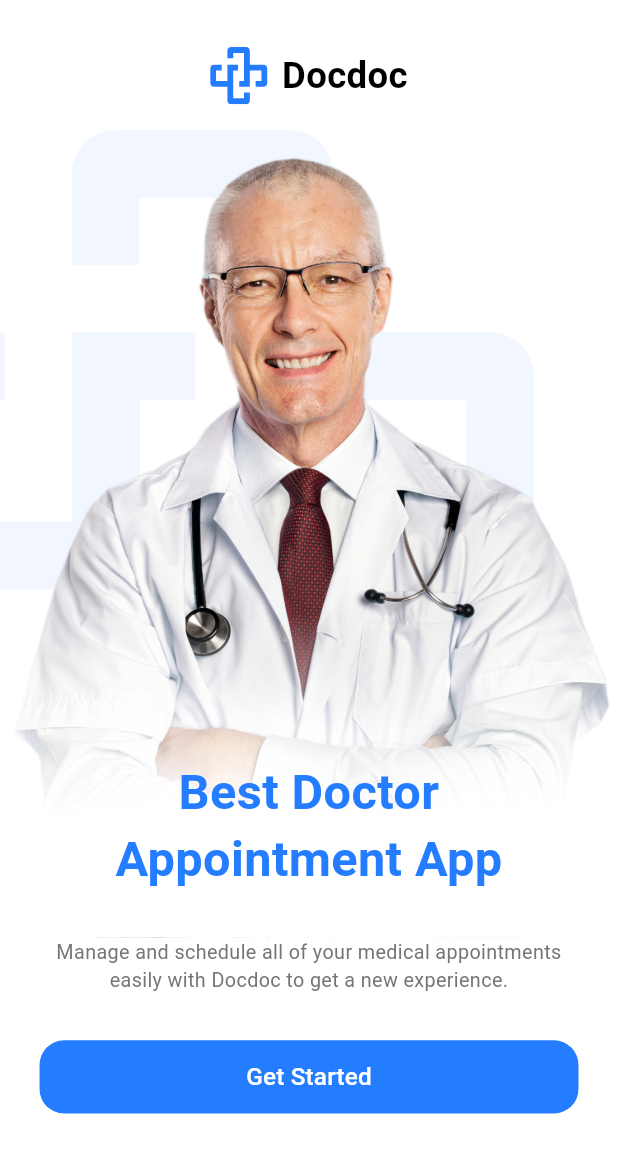
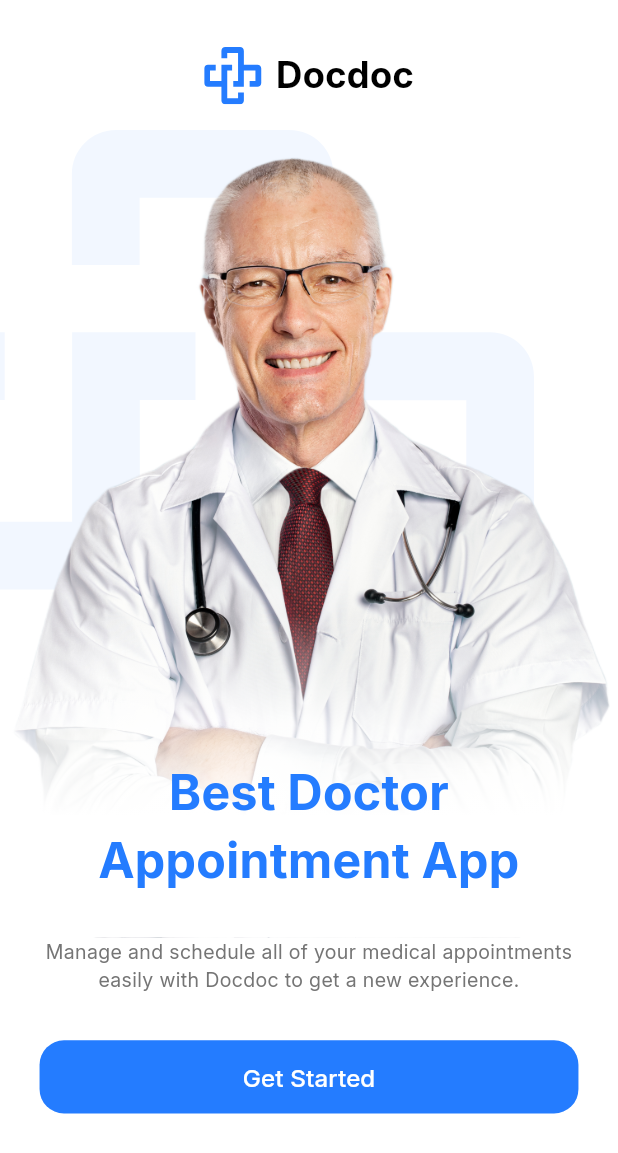
Before and after one commit to MohammedAttia3104/flutter_advanced_complete_course, a Flutter app: the screen it shows after launch, on a phone screen of 412 x 824 dp. Shown: the top 1153 px of the screen. Run offline on Flutter 3.47's test engine with Material 3 defaults, Android fonts, the phone set to English and light mode, and no system bars; our stand-ins replace dio, flutter_screenutil, flutter_svg, freezed_annotation, get_it, pretty_dio_logger and 2 more; generated files the repository leaves out were written again.

Commit message:
add app fonts

```diff
--- a/lib/core/routing/app_router.dart
+++ b/lib/core/routing/app_router.dart
@@ -12,12 +12,9 @@ class AppRouter {
         return MaterialPageRoute(
           builder: (_) => const OnboardingScreen(),
         );
-      /*case Routes.homeScreen:
+      /*case Routes.loginScreen:
         return MaterialPageRoute(
-          builder: (_) => BlocProvider(
-            create: (context) => HomeCubit(getIt())..getSpecializations(),
-            child: const HomeScreen(),
-          ),
+          builder: (_) => const LoginScreen(),
         );*/
       default:
         return MaterialPageRoute(
--- a/lib/doc_doc_app.dart
+++ b/lib/doc_doc_app.dart
@@ -20,6 +20,7 @@ class DocDocApp extends StatelessWidget {
           theme: ThemeData(
             primaryColor: ColorsManager.mainBlue,
             scaffoldBackgroundColor: Colors.white,
+            fontFamily: 'Inter',
           ),
           initialRoute: Routes.onBoardingScreen,
           onGenerateRoute: appRouter.generateRoute,
--- a/lib/features/onboarding/widgets/get_started_button.dart
+++ b/lib/features/onboarding/widgets/get_started_button.dart
@@ -1,4 +1,6 @@
 import 'package:flutter/material.dart';
+import 'package:flutter_advanced_complete_course/core/helpers/extensions.dart';
+import 'package:flutter_advanced_complete_course/core/routing/routes.dart';
 import 'package:flutter_advanced_complete_course/core/theming/colors.dart';
 import 'package:flutter_advanced_complete_course/core/theming/strings.dart';
 import 'package:flutter_advanced_complete_course/core/theming/styles.dart';
@@ -10,7 +12,7 @@ class GetStartedButton extends StatelessWidget {
   @override
   Widget build(BuildContext context) {
     return TextButton(
-      onPressed: () {},
+      onPressed: () => context.pushNamed(Routes.loginScreen),
       style: ButtonStyle(
         backgroundColor: WidgetStateProperty.all(ColorsManager.mainBlue),
         minimumSize: WidgetStateProperty.all(Size(double.infinity, 48.h)),
```
Also changed, not shown: pubspec.yaml (+14 -2 lines), assets/fonts/inter/Inter_18pt-Bold.ttf (added), assets/fonts/inter/Inter_18pt-ExtraBold.ttf (added), assets/fonts/inter/Inter_18pt-ExtraLight.ttf (added), assets/fonts/inter/Inter_18pt-Light.ttf (added), assets/fonts/inter/Inter_18pt-Medium.ttf (added), assets/fonts/inter/Inter_18pt-Regular.ttf (added), assets/fonts/inter/Inter_18pt-SemiBold.ttf (added), assets/fonts/inter/Inter_18pt-Thin.ttf (added), lib/core/networking/api_error_model.g.dart (added), lib/core/networking/api_result.freezed.dart (added), lib/core/networking/api_services.g.dart (added), lib/generated/assets.dart.
